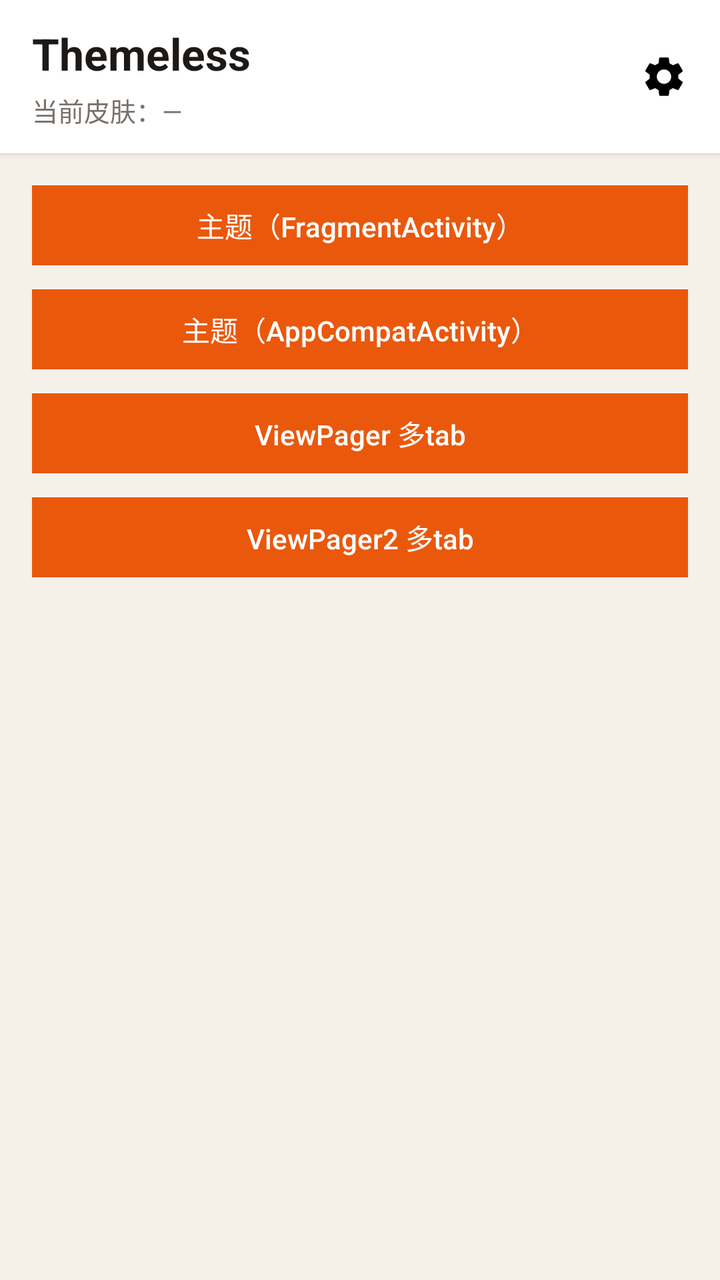
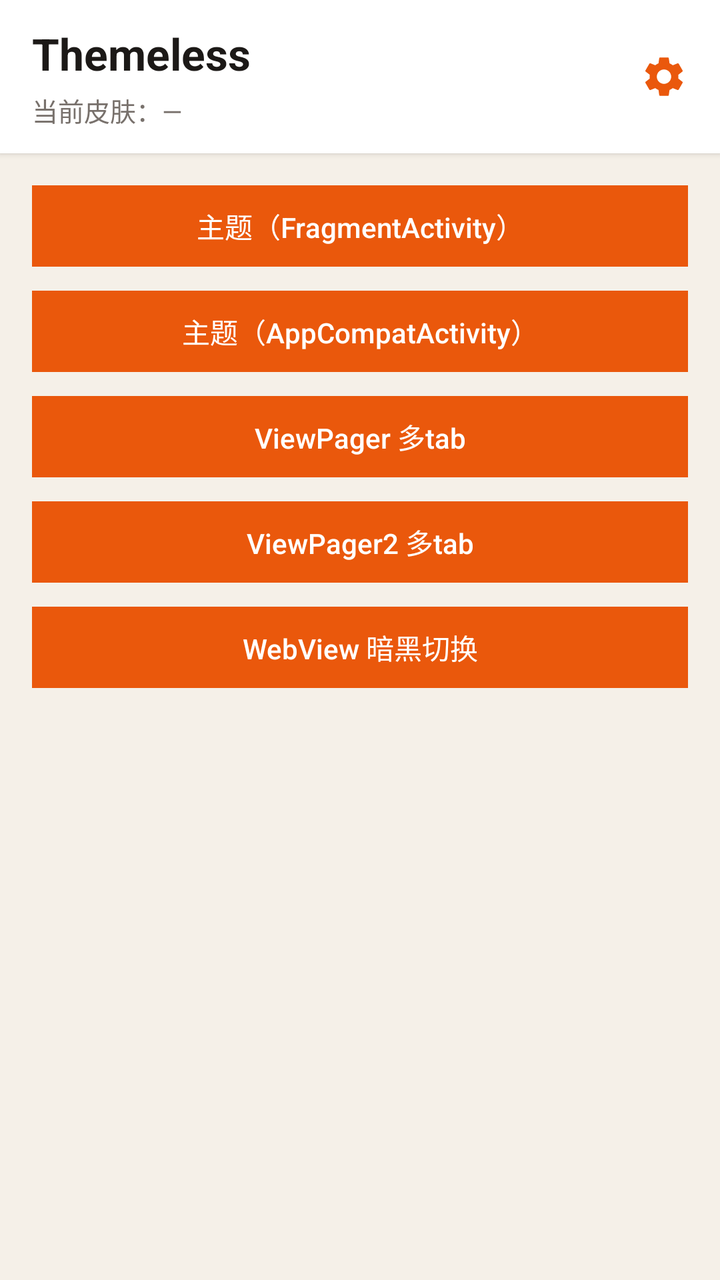

Screens rendered from an Android XML layout before and after an edit, with the pre-edit source and the edit as a unified diff.
<!-- AndroidManifest.xml: application theme Theme.Themeless -->
<!-- res/layout/activity_main.xml -->
<?xml version="1.0" encoding="utf-8"?>
<LinearLayout xmlns:android="http://schemas.android.com/apk/res/android"
    xmlns:app="http://schemas.android.com/apk/res-auto"
    android:id="@+id/mainRoot"
    android:layout_width="match_parent"
    android:layout_height="match_parent"
    android:background="@color/skin_page_bg"
    android:orientation="vertical">

    <LinearLayout
        android:id="@+id/mainTitleBar"
        android:layout_width="match_parent"
        android:layout_height="wrap_content"
        android:background="@color/skin_panel_bg"
        android:elevation="2dp"
        android:gravity="center_vertical"
        android:orientation="horizontal"
        android:paddingStart="16dp"
        android:paddingTop="12dp"
        android:paddingEnd="4dp"
        android:paddingBottom="12dp">

        <LinearLayout
            android:layout_width="0dp"
            android:layout_height="wrap_content"
            android:layout_weight="1"
            android:orientation="vertical">

            <TextView
                android:id="@+id/mainTitle"
                android:layout_width="match_parent"
                android:layout_height="wrap_content"
                android:text="@string/app_name"
                android:textColor="@color/skin_text_primary"
                android:textSize="22sp"
                android:textStyle="bold" />

            <TextView
                android:id="@+id/mainSubtitle"
                android:layout_width="match_parent"
                android:layout_height="wrap_content"
                android:layout_marginTop="4dp"
                android:text="@string/main_shell_subtitle_placeholder"
                android:textColor="@color/skin_text_secondary"
                android:textSize="13sp" />
        </LinearLayout>

        <ImageButton
            android:id="@+id/btnOpenSettings"
            android:layout_width="48dp"
            android:layout_height="48dp"
            android:background="?android:attr/selectableItemBackgroundBorderless"
            android:contentDescription="@string/action_settings"
            android:padding="12dp"
            android:scaleType="centerInside"
            android:src="@drawable/ic_settings"
            app:tint="@color/skin_accent" />
    </LinearLayout>

    <ScrollView
        android:id="@+id/homeRoot"
        android:layout_width="match_parent"
        android:layout_height="0dp"
        android:layout_weight="1"
        android:background="@color/skin_page_bg"
        android:fillViewport="true">

        <LinearLayout
            android:layout_width="match_parent"
            android:layout_height="wrap_content"
            android:orientation="vertical"
            android:padding="16dp">

            <Button
                android:id="@+id/btnOpenFragmentDemo"
                style="@style/Widget.Themeless.Button"
                android:layout_width="match_parent"
                android:layout_height="wrap_content"
                android:background="@color/skin_button_bg"
                android:backgroundTint="@null"
                android:text="@string/main_entry_theme_title"
                android:textColor="@color/skin_button_text"
                app:backgroundTint="@null" />

            <Button
                android:id="@+id/btnOpenAppCompatDemo"
                style="@style/Widget.Themeless.Button"
                android:layout_width="match_parent"
                android:layout_height="wrap_content"
                android:layout_marginTop="12dp"
                android:background="@color/skin_button_bg"
                android:backgroundTint="@null"
                android:text="@string/main_entry_theme_appcompat_title"
                android:textColor="@color/skin_button_text"
                app:backgroundTint="@null" />

            <Button
                android:id="@+id/btnOpenVpStress"
                style="@style/Widget.Themeless.Button"
                android:layout_width="match_parent"
                android:layout_height="wrap_content"
                android:layout_marginTop="12dp"
                android:background="@color/skin_button_bg"
                android:backgroundTint="@null"
                android:text="@string/main_entry_vp_stress_title"
                android:textColor="@color/skin_button_text"
                app:backgroundTint="@null" />

            <Button
                android:id="@+id/btnOpenVp2Stress"
                style="@style/Widget.Themeless.Button"
                android:layout_width="match_parent"
                android:layout_height="wrap_content"
                android:layout_marginTop="12dp"
                android:background="@color/skin_button_bg"
                android:backgroundTint="@null"
                android:text="@string/main_entry_vp2_stress_title"
                android:textColor="@color/skin_button_text"
                app:backgroundTint="@null" />
        </LinearLayout>
    </ScrollView>
</LinearLayout>
<!-- resources referenced by this layout -->
<resources>
  <color name="skin_accent">#FFEA580C</color>
  <color name="skin_button_bg">#FFEA580C</color>
  <color name="skin_button_text">#FFFFFFFF</color>
  <color name="skin_page_bg">#FFF5F0E8</color>
  <color name="skin_panel_bg">#FFFFFFFF</color>
  <color name="skin_text_primary">#FF1C1917</color>
  <color name="skin_text_secondary">#FF78716C</color>
  <!-- drawable ic_settings (drawable) -->
  <?xml version="1.0" encoding="utf-8"?>
  <vector xmlns:android="http://schemas.android.com/apk/res/android"
      android:width="24dp"
      android:height="24dp"
      android:viewportWidth="24"
      android:viewportHeight="24">
      <path
          android:fillColor="#FF000000"
          android:pathData="M19.14,12.94c0.04,-0.31 0.06,-0.63 0.06,-0.94c0,-0.31 -0.02,-0.63 -0.06,-0.94l2.03,-1.58c0.18,-0.14 0.23,-0.41 0.12,-0.61l-1.92,-3.32c-0.12,-0.22 -0.37,-0.29 -0.59,-0.22l-2.39,0.96c-0.5,-0.38 -1.03,-0.7 -1.62,-0.94L14.4,2.81c-0.04,-0.24 -0.24,-0.41 -0.48,-0.41h-3.84c-0.24,0 -0.43,0.17 -0.47,0.41L9.25,5.35C8.66,5.59 8.12,5.92 7.63,6.29L5.24,5.33c-0.22,-0.08 -0.47,0 -0.59,0.22L2.74,8.87C2.62,9.08 2.66,9.34 2.86,9.48l2.03,1.58C4.84,11.37 4.82,11.69 4.82,12s0.02,0.63 0.06,0.94l-2.03,1.58c-0.18,0.14 -0.23,0.41 -0.12,0.61l1.92,3.32c0.12,0.22 0.37,0.29 0.59,0.22l2.39,-0.96c0.5,0.38 1.03,0.7 1.62,0.94l0.36,2.54c0.05,0.24 0.24,0.41 0.48,0.41h3.84c0.24,0 0.44,-0.17 0.47,-0.41l0.36,-2.54c0.59,-0.24 1.13,-0.56 1.62,-0.94l2.39,0.96c0.22,0.08 0.47,0 0.59,-0.22l1.92,-3.32c0.12,-0.22 0.07,-0.47 -0.12,-0.61L19.14,12.94zM12,15.6c-1.98,0 -3.6,-1.62 -3.6,-3.6s1.62,-3.6 3.6,-3.6s3.6,1.62 3.6,3.6S13.98,15.6 12,15.6z" />
  </vector>
  <string name="action_settings">设置</string>
  <string name="app_name">Themeless</string>
  <string name="main_entry_theme_appcompat_title">主题（AppCompatActivity）</string>
  <string name="main_entry_theme_title">主题（FragmentActivity）</string>
  <string name="main_entry_vp2_stress_title">ViewPager2 多tab</string>
  <string name="main_entry_vp_stress_title">ViewPager 多tab</string>
  <string name="main_shell_subtitle_placeholder">当前皮肤：—</string>
  <style name="Widget.Themeless.Button" parent="Widget.AppCompat.Button">
          <item name="android:background">@color/skin_button_bg</item>
          <item name="android:textColor">@color/skin_button_text</item>
          <item name="backgroundTint">@null</item>
          <item name="android:backgroundTint">@null</item>
          <item name="android:minHeight">40dp</item>
          <item name="android:paddingLeft">12dp</item>
          <item name="android:paddingRight">12dp</item>
          <item name="android:textAllCaps">false</item>
          <item name="android:stateListAnimator">@null</item>
          <item name="android:elevation">0dp</item>
      </style>
  <style name="Theme.Themeless" parent="Theme.AppCompat.DayNight.NoActionBar">
          
          <item name="android:forceDarkAllowed">false</item>
          <item name="android:statusBarColor">@android:color/transparent</item>
          <item name="android:navigationBarColor">@android:color/transparent</item>
          <item name="android:windowDrawsSystemBarBackgrounds">true</item>
          <item name="android:windowBackground">@color/skin_page_bg</item>
          <item name="color_theme">@color/skin_accent</item>
          
          <item name="color_theme_secondary">@color/skin_text_primary</item>
          <item name="android:buttonStyle">@style/Widget.Themeless.Button</item>
          <item name="buttonStyle">@style/Widget.Themeless.Button</item>
      </style>
</resources>

<!-- the commit's change to res/layout/activity_main.xml (unified diff, before → after) -->
@@ -117,6 +117,18 @@
                 android:text="@string/main_entry_vp2_stress_title"
                 android:textColor="@color/skin_button_text"
                 app:backgroundTint="@null" />
+
+            <Button
+                android:id="@+id/btnOpenWebViewDayNight"
+                style="@style/Widget.Themeless.Button"
+                android:layout_width="match_parent"
+                android:layout_height="wrap_content"
+                android:layout_marginTop="12dp"
+                android:background="@color/skin_button_bg"
+                android:backgroundTint="@null"
+                android:text="@string/main_entry_webview_day_night_title"
+                android:textColor="@color/skin_button_text"
+                app:backgroundTint="@null" />
         </LinearLayout>
     </ScrollView>
 </LinearLayout>
<!-- resource entries referenced after the edit -->
@@ -24,6 +24,7 @@
   <string name="main_entry_theme_title">主题（FragmentActivity）</string>
   <string name="main_entry_vp2_stress_title">ViewPager2 多tab</string>
   <string name="main_entry_vp_stress_title">ViewPager 多tab</string>
+  <string name="main_entry_webview_day_night_title">WebView 暗黑切换</string>
   <string name="main_shell_subtitle_placeholder">当前皮肤：—</string>
   <style name="Widget.Themeless.Button" parent="Widget.AppCompat.Button">
           <item name="android:background">@color/skin_button_bg</item>
@@ -37,7 +38,7 @@
           <item name="android:stateListAnimator">@null</item>
           <item name="android:elevation">0dp</item>
       </style>
-  <style name="Theme.Themeless" parent="Theme.AppCompat.DayNight.NoActionBar">
+  <style name="Theme.Themeless" parent="Theme.MaterialComponents.DayNight.NoActionBar">
           
           <item name="android:forceDarkAllowed">false</item>
           <item name="android:statusBarColor">@android:color/transparent</item>
